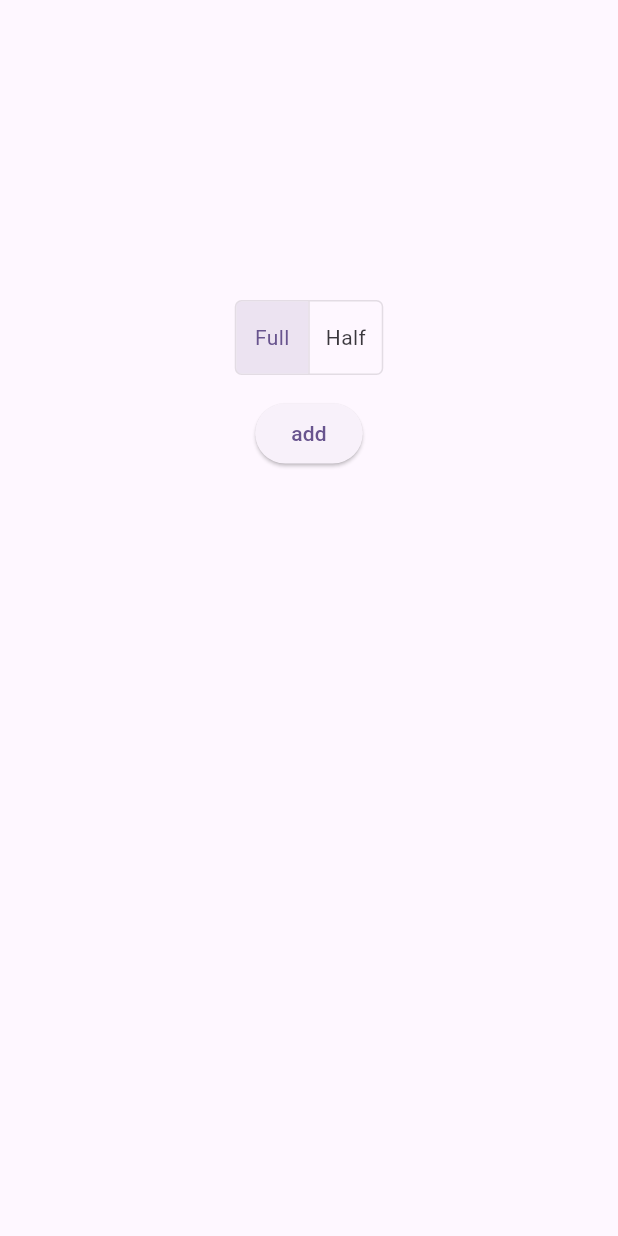
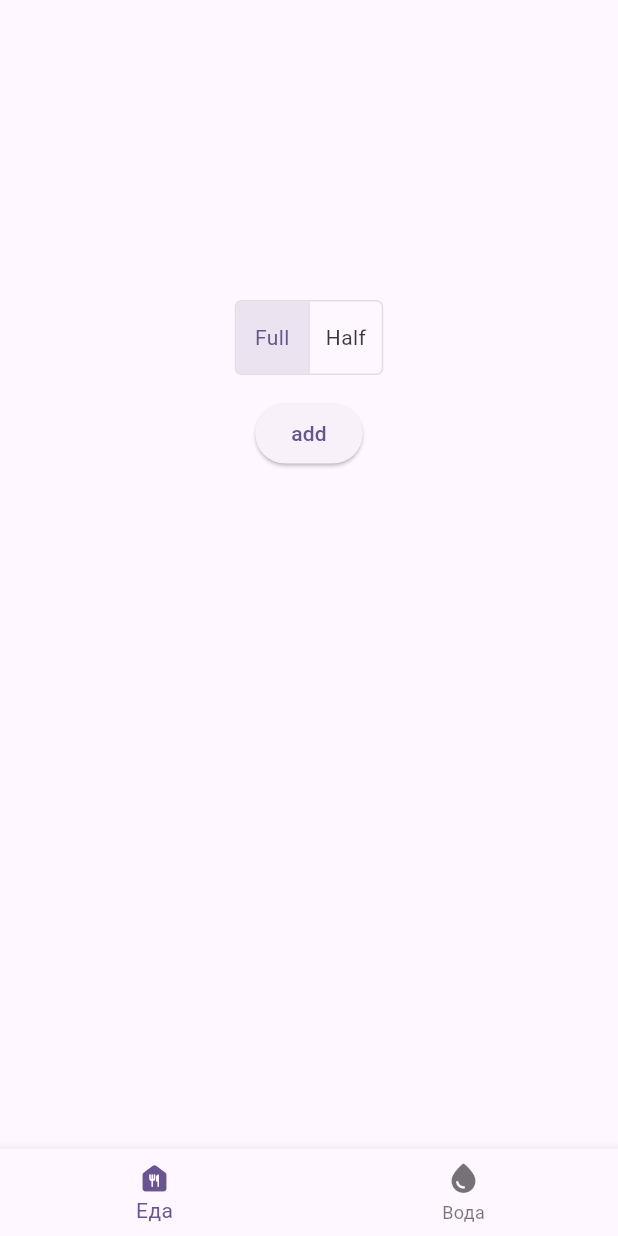
Before and after one commit to sergeybwk/recent_dishes_app, a Flutter app: the screen it shows after launch, on a phone screen of 412 x 824 dp. Run offline on Flutter 3.47's test engine with Material 3 defaults, Android fonts, the phone set to English and light mode, and no system bars; our stand-ins replace auto_route, cloud_firestore, equatable, firebase_core, flutter_bloc; accounts and stored records are empty; statements that could not run were skipped.

Commit message:
implemented navigation between food and water screens

```diff
--- /dev/null
+++ b/lib/src/features/main_navigation/navigation_page.dart
@@ -0,0 +1,26 @@
+import 'package:auto_route/auto_route.dart';
+import 'package:flutter/material.dart';
+import 'package:recent_dishes_app/src/utils/router.dart';
+
+@RoutePage()
+class NavigationPage extends StatelessWidget {
+  const NavigationPage({super.key});
+
+  @override
+  Widget build(BuildContext context) {
+    return AutoTabsScaffold(
+      routes: [
+        MainRoute(),
+        WaterRoute()
+      ],
+      bottomNavigationBuilder: (_, tabsRouter) {
+        return BottomNavigationBar(items: [
+          BottomNavigationBarItem(icon: Icon(Icons.food_bank_rounded), label: "Еда"),
+          BottomNavigationBarItem(icon: Icon(Icons.water_drop_rounded), label: "Вода")
+        ],
+        currentIndex: tabsRouter.activeIndex,
+            onTap: tabsRouter.setActiveIndex,);
+      },
+    );
+  }
+}
--- a/lib/src/features/main_screen/presentation/main_screen.dart
+++ b/lib/src/features/main_screen/presentation/main_screen.dart
@@ -1,15 +1,17 @@
 import 'dart:ui';
 
 import 'package:auto_route/annotations.dart';
+import 'package:auto_route/auto_route.dart';
 import 'package:flutter/material.dart';
 import 'package:flutter_bloc/flutter_bloc.dart';
 import 'package:recent_dishes_app/src/features/main_screen/presentation/add_new_dish.dart';
 import 'package:recent_dishes_app/src/features/main_screen/presentation/dish_widget.dart';
+import 'package:recent_dishes_app/src/features/main_screen/repository/main_screen_repository.dart';
 
 import '../bloc/main_screen_bloc.dart';
 
 @RoutePage()
-class MainScreen extends StatelessWidget {
+class MainScreen extends StatelessWidget implements AutoRouteWrapper {
   const MainScreen({super.key});
 
   @override
@@ -25,11 +27,12 @@ class MainScreen extends StatelessWidget {
               const SizedBox(
                 height: 200,
               ),
-              AddNewDish(),
+              const AddNewDish(),
               const SizedBox(height: 15),
               Expanded(
                 child: ScrollConfiguration(
-                  behavior: ScrollConfiguration.of(context).copyWith(dragDevices: {
+                  behavior: ScrollConfiguration.of(context).copyWith(
+                      dragDevices: {
                         PointerDeviceKind.mouse,
                         PointerDeviceKind.touch
                       }),
@@ -48,4 +51,13 @@ class MainScreen extends StatelessWidget {
       ),
     );
   }
+
+  @override
+  Widget wrappedRoute(BuildContext context) {
+    return BlocProvider<MainScreenBloc>(
+      child: this,
+      create: (_) =>
+          MainScreenBloc(mainScreenRepository: MainScreenRepositoryFirebase())..add(InitMainScreen()),
+    );
   }
+}
--- /dev/null
+++ b/lib/src/features/water_screen/presentation/water_screen.dart
@@ -0,0 +1,12 @@
+import 'package:auto_route/annotations.dart';
+import 'package:flutter/material.dart';
+
+@RoutePage()
+class WaterScreen extends StatelessWidget {
+  const WaterScreen({super.key});
+
+  @override
+  Widget build(BuildContext context) {
+    return const Placeholder();
+  }
+}
--- a/lib/src/utils/router.dart
+++ b/lib/src/utils/router.dart
@@ -3,7 +3,9 @@ import 'package:flutter_bloc/flutter_bloc.dart';
 import 'package:recent_dishes_app/src/features/main_screen/bloc/main_screen_bloc.dart';
 import 'package:recent_dishes_app/src/features/main_screen/repository/main_screen_repository.dart';
 
+import '../features/main_navigation/navigation_page.dart';
 import '../features/main_screen/presentation/main_screen.dart';
+import '../features/water_screen/presentation/water_screen.dart';
 
 part 'router.gr.dart';
 
@@ -11,6 +13,9 @@ part 'router.gr.dart';
 class AppRouter extends RootStackRouter {
   @override
   List<AutoRoute> get routes => [
-    AutoRoute(page: MainRoute.page, path: "/", initial: true)
+    AutoRoute(page: NavigationRoute.page, path: "/", initial: true, children: [
+      AutoRoute(page: MainRoute.page, path: "food_screen"),
+      AutoRoute(page: WaterRoute.page, path: "water_screen"),
+    ])
   ];
 }
```
Also changed, not shown: lib/src/utils/router.gr.dart. Lines whose indentation alone changed are shown as unchanged.
